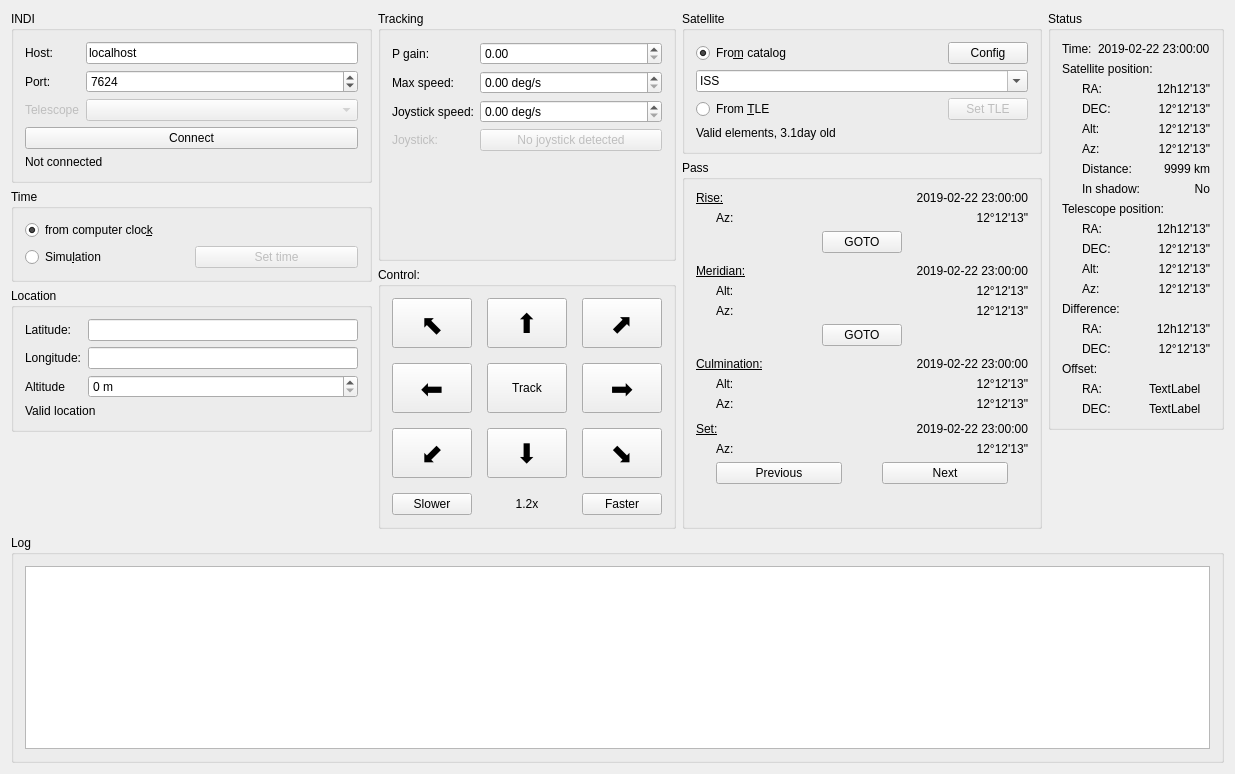
First picture: the form in mainwindow.ui, repository farom57/Orbit-hunter, before the edit.
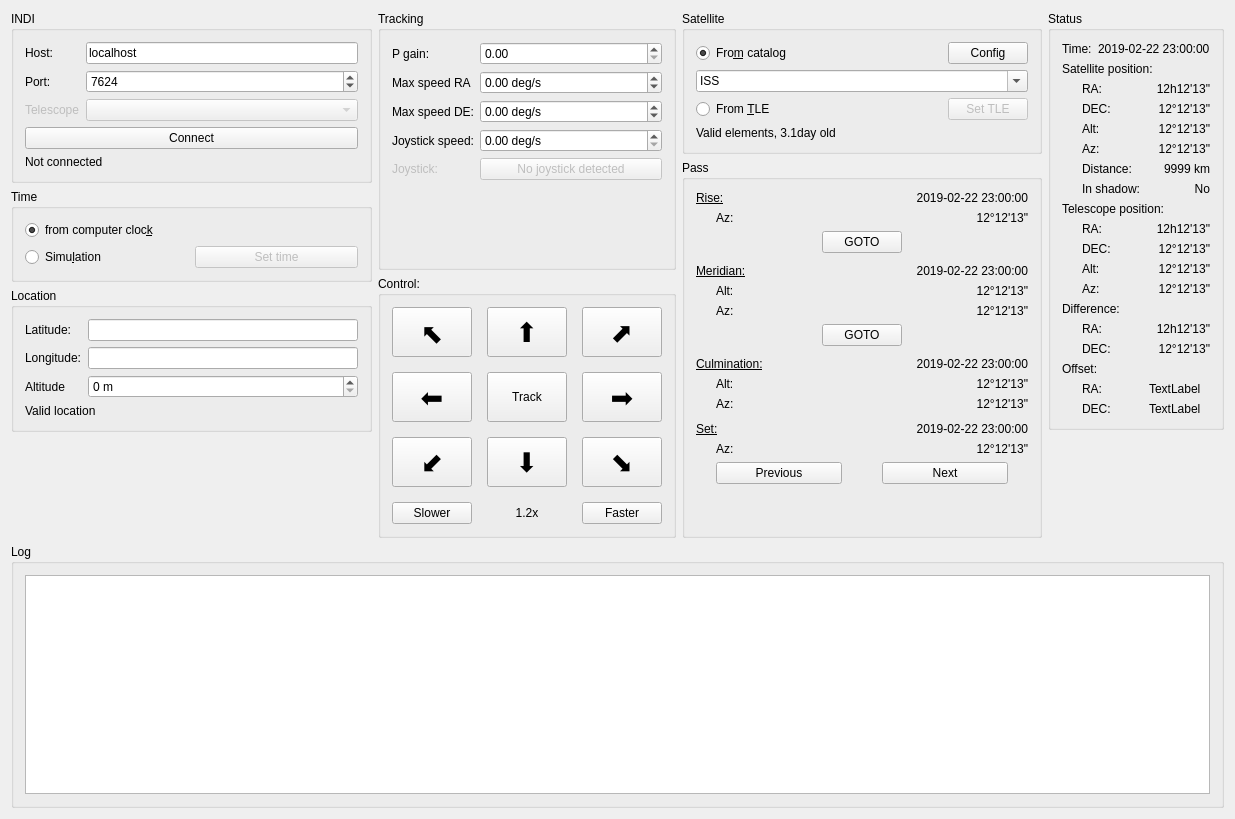
Second picture: the form after the edit. Icons and pictures are not drawn.

Commit message: Max speed per axis

```diff
--- a/mainwindow.ui
+++ b/mainwindow.ui
@@ -10,7 +10,7 @@
     <x>0</x>
     <y>0</y>
     <width>1235</width>
-    <height>774</height>
+    <height>819</height>
    </rect>
   </property>
   <property name="sizePolicy">
@@ -246,35 +246,44 @@
              <item row="0" column="1">
               <widget class="QDoubleSpinBox" name="p_gain_spinbox"/>
              </item>
-             <item row="1" column="0">
-              <widget class="QLabel" name="max_speed_lbl">
+             <item row="2" column="0">
+              <widget class="QLabel" name="max_speed_DE_lbl">
                <property name="text">
-                <string>Max speed:</string>
+                <string>Max speed DE:</string>
                </property>
               </widget>
              </item>
-             <item row="1" column="1">
-              <widget class="QDoubleSpinBox" name="max_speed_spinbox">
+             <item row="2" column="1">
+              <widget class="QDoubleSpinBox" name="max_speed_DE_spinbox">
                <property name="suffix">
                 <string> deg/s</string>
                </property>
+               <property name="minimum">
+                <double>-99.989999999999995</double>
+               </property>
+               <property name="maximum">
+                <double>99.989999999999995</double>
+               </property>
+               <property name="singleStep">
+                <double>0.100000000000000</double>
+               </property>
               </widget>
              </item>
-             <item row="2" column="0">
+             <item row="3" column="0">
               <widget class="QLabel" name="joystick_speed_lbl">
                <property name="text">
                 <string>Joystick speed:</string>
                </property>
               </widget>
              </item>
-             <item row="2" column="1">
+             <item row="3" column="1">
               <widget class="QDoubleSpinBox" name="joystick_speed_spinbox">
                <property name="suffix">
                 <string> deg/s</string>
                </property>
               </widget>
              </item>
-             <item row="3" column="0">
+             <item row="4" column="0">
               <widget class="QLabel" name="joystick_lbl">
                <property name="enabled">
                 <bool>false</bool>
@@ -284,7 +293,7 @@
                </property>
               </widget>
              </item>
-             <item row="3" column="1">
+             <item row="4" column="1">
               <widget class="QPushButton" name="joystick_btn">
                <property name="enabled">
                 <bool>false</bool>
@@ -294,6 +303,26 @@
                </property>
               </widget>
              </item>
+             <item row="1" column="0">
+              <widget class="QLabel" name="max_speed_RA_lbl">
+               <property name="text">
+                <string>Max speed RA</string>
+               </property>
+              </widget>
+             </item>
+             <item row="1" column="1">
+              <widget class="QDoubleSpinBox" name="max_speed_RA_spinbox">
+               <property name="suffix">
+                <string> deg/s</string>
+               </property>
+               <property name="minimum">
+                <double>-99.989999999999995</double>
+               </property>
+               <property name="singleStep">
+                <double>0.100000000000000</double>
+               </property>
+              </widget>
+             </item>
             </layout>
            </item>
           </layout>
```
Left out of the diff: 4 changed lines with no effect on the pictures. The commit also changes 6 other files.
